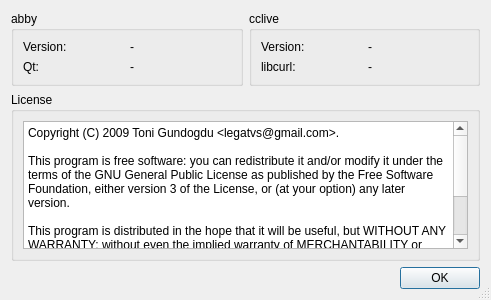
Old version of the form rc/aboutdlg.ui in the repository guendto/abby.
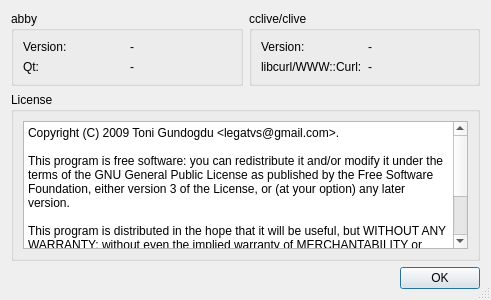
New version of the form.

Commit message: Add support for clive.

Patch:
```diff
--- a/rc/aboutdlg.ui
+++ b/rc/aboutdlg.ui
@@ -62,7 +62,7 @@
      <item>
       <widget class="QGroupBox" name="groupBox" >
        <property name="title" >
-        <string>cclive</string>
+        <string>cclive/clive</string>
        </property>
        <layout class="QGridLayout" name="gridLayout" >
         <item row="0" column="0" >
@@ -82,7 +82,7 @@
         <item row="1" column="0" >
          <widget class="QLabel" name="label" >
           <property name="text" >
-           <string>libcurl:</string>
+           <string>libcurl/WWW::Curl:</string>
           </property>
          </widget>
         </item>
```
Left out of the diff: 1 changed line with no effect on the pictures. The commit also changes 4 other files.
